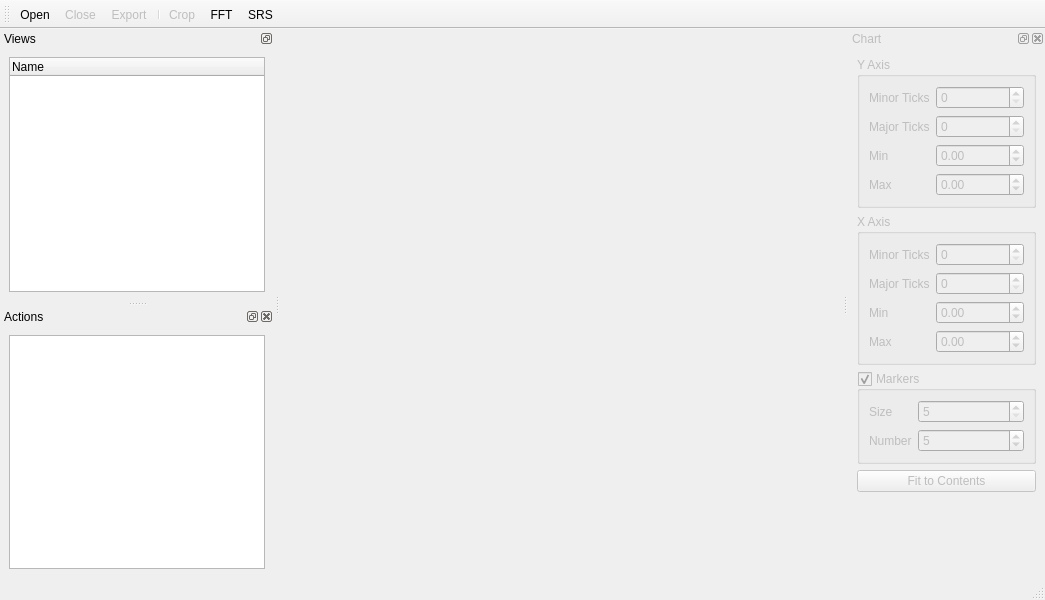
Above: designer/mainwindow.ui from RuggedScience/AccelExplorer before the change. Below: the same form after it.
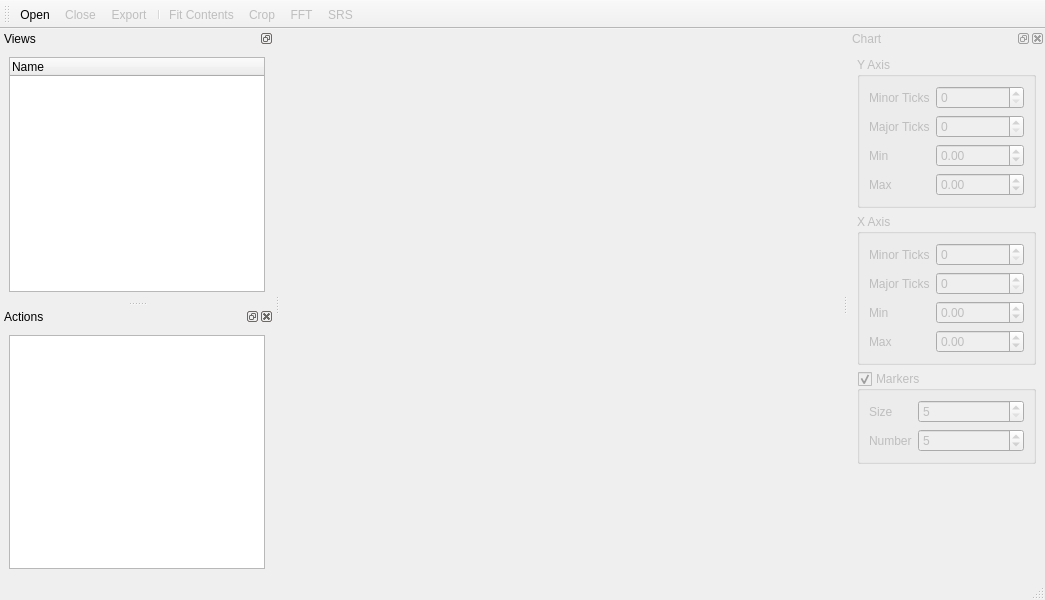
That is the form after the change. Icons and pictures are not drawn. Custom widgets are drawn as their Qt base class.

The edit to the form file:
```diff
--- a/designer/mainwindow.ui
+++ b/designer/mainwindow.ui
@@ -72,6 +72,9 @@
    </widget>
   </widget>
   <widget class="QToolBar" name="toolBar">
+   <property name="enabled">
+    <bool>true</bool>
+   </property>
    <property name="windowTitle">
     <string>toolBar</string>
    </property>
@@ -85,6 +88,7 @@
    <addaction name="actionClose"/>
    <addaction name="actionExport"/>
    <addaction name="separator"/>
+   <addaction name="actionFit_Contents"/>
    <addaction name="actionCrop"/>
    <addaction name="actionFFT"/>
    <addaction name="actionSRS"/>
@@ -273,13 +277,6 @@
        </layout>
       </widget>
      </item>
-     <item>
-      <widget class="QPushButton" name="fitToContents_button">
-       <property name="text">
-        <string>Fit to Contents</string>
-       </property>
-      </widget>
-     </item>
      <item>
       <spacer name="verticalSpacer">
        <property name="orientation">
@@ -354,6 +351,9 @@
    </property>
   </action>
   <action name="actionFFT">
+   <property name="enabled">
+    <bool>false</bool>
+   </property>
    <property name="icon">
     <iconset resource="../resources.qrc">
      <normaloff>:/icons/fft.png</normaloff>:/icons/fft.png</iconset>
@@ -366,6 +366,9 @@
    </property>
   </action>
   <action name="actionSRS">
+   <property name="enabled">
+    <bool>false</bool>
+   </property>
    <property name="icon">
     <iconset resource="../resources.qrc">
      <normaloff>:/icons/srs.png</normaloff>:/icons/srs.png</iconset>
@@ -377,7 +380,29 @@
     <string>Run SRS on current view</string>
    </property>
   </action>
+  <action name="actionFit_Contents">
+   <property name="enabled">
+    <bool>false</bool>
+   </property>
+   <property name="icon">
+    <iconset resource="../resources.qrc">
+     <normaloff>:/icons/fit.png</normaloff>:/icons/fit.png</iconset>
+   </property>
+   <property name="text">
+    <string>Fit Contents</string>
+   </property>
+   <property name="toolTip">
+    <string>Fit data within view</string>
+   </property>
+  </action>
  </widget>
+ <customwidgets>
+  <customwidget>
+   <class>ViewsTreeWidget</class>
+   <extends>QTreeWidget</extends>
+   <header>app.widgets.viewstreewidget</header>
+  </customwidget>
+ </customwidgets>
  <tabstops>
   <tabstop>treeWidget</tabstop>
   <tabstop>undoView</tabstop>
```
Left out of the diff: 2 changed lines with no effect on the pictures.
